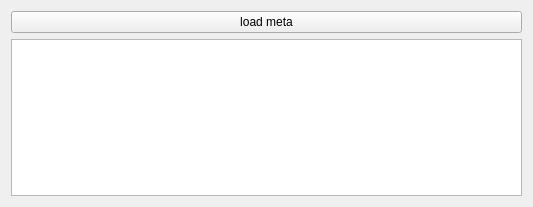
keshavbhatt/libtag-test-qt, file mainwindow.ui: the form before one commit.
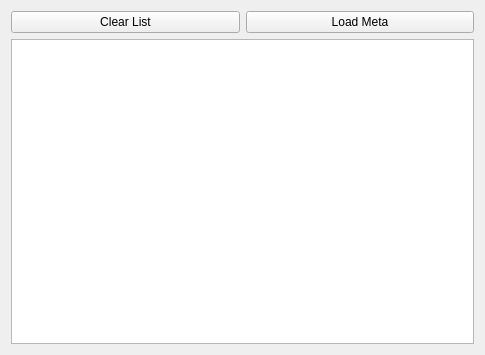
The form after the commit.

Patch:
```diff
--- a/mainwindow.ui
+++ b/mainwindow.ui
@@ -6,8 +6,8 @@
    <rect>
     <x>0</x>
     <y>0</y>
-    <width>533</width>
-    <height>207</height>
+    <width>485</width>
+    <height>355</height>
    </rect>
   </property>
   <property name="windowTitle">
@@ -16,14 +16,38 @@
   <widget class="QWidget" name="centralWidget">
    <layout class="QVBoxLayout" name="verticalLayout">
     <item>
-     <widget class="QPushButton" name="pushButton">
-      <property name="text">
-       <string>load meta</string>
+     <layout class="QHBoxLayout" name="horizontalLayout">
+      <property name="topMargin">
+       <number>0</number>
       </property>
-     </widget>
+      <item>
+       <widget class="QPushButton" name="clear">
+        <property name="text">
+         <string>Clear List</string>
+        </property>
+       </widget>
+      </item>
+      <item>
+       <widget class="QPushButton" name="pushButton">
+        <property name="text">
+         <string>Load Meta</string>
+        </property>
+       </widget>
+      </item>
+     </layout>
     </item>
     <item>
-     <widget class="QListWidget" name="listWidget"/>
+     <widget class="QListWidget" name="listWidget">
+      <property name="verticalScrollMode">
+       <enum>QAbstractItemView::ScrollPerPixel</enum>
+      </property>
+      <property name="horizontalScrollMode">
+       <enum>QAbstractItemView::ScrollPerPixel</enum>
+      </property>
+      <property name="spacing">
+       <number>5</number>
+      </property>
+     </widget>
     </item>
    </layout>
   </widget>
```
